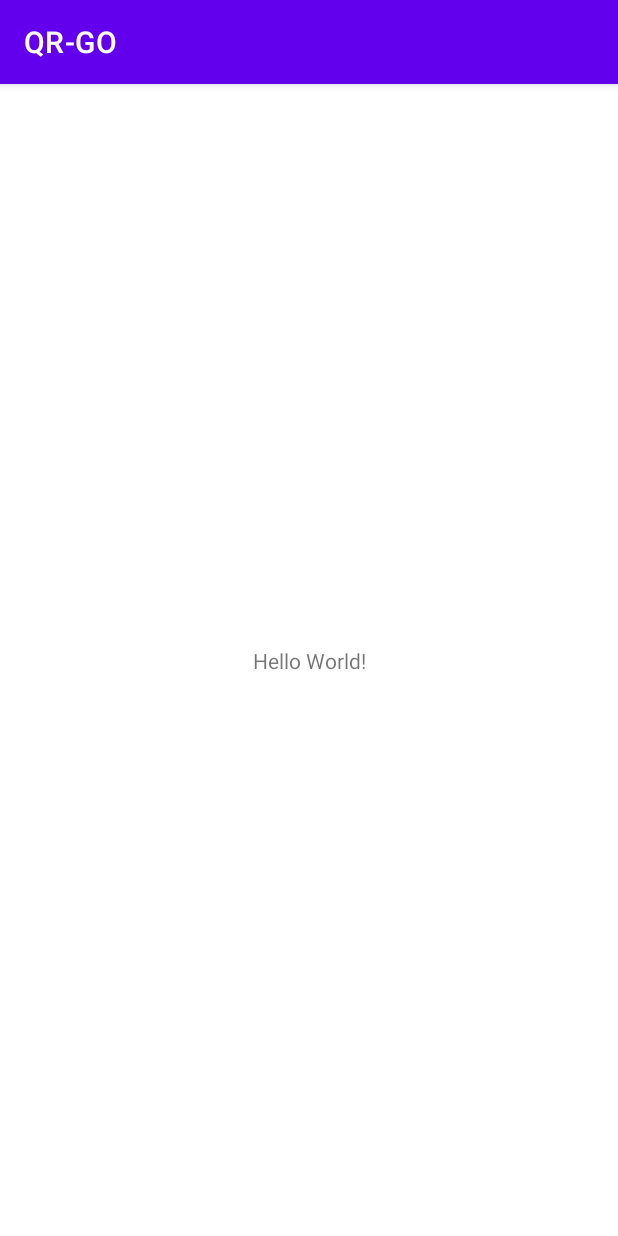
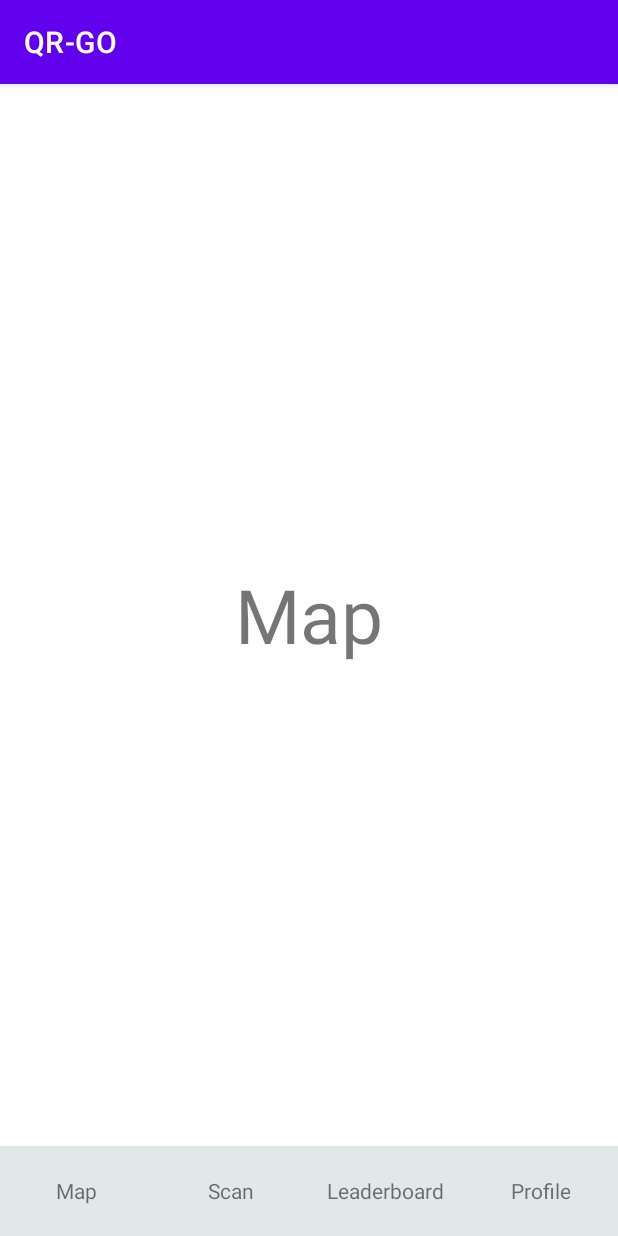
Before and after one commit to CMPUT301W23T20/QR-GO, an Android app: the screen it shows after launch (MainActivity), on a phone screen of 412 x 824 dp. Run offline under Robolectric (Android 15) with nearby library versions, the phone set to English and light mode, and no system bars; libraries missing offline, so code that uses them is left out: com.journeyapps.barcodescanner.

Commit message:
basic UI merged with Scan

```diff
--- a/app/build.gradle
+++ b/app/build.gradle
@@ -41,4 +41,6 @@ dependencies {
     implementation 'com.google.firebase:firebase-analytics'
     implementation 'com.google.firebase:firebase-auth'
     implementation 'com.google.firebase:firebase-firestore'
+
+    implementation('com.journeyapps:zxing-android-embedded:4.3.0') //for scan
 }
--- /dev/null
+++ b/app/src/main/java/com/example/qr_go/BlankFragment.java
@@ -0,0 +1,69 @@
+package com.example.qr_go;
+
+import android.os.Bundle;
+import android.view.LayoutInflater;
+import android.view.View;
+import android.view.ViewGroup;
+import android.widget.TextView;
+
+import androidx.fragment.app.Fragment;
+
+/**
+ * A simple {@link Fragment} subclass.
+ * Use the {@link BlankFragment#newInstance} factory method to
+ * create an instance of this fragment.
+ */
+public class BlankFragment extends Fragment {
+
+    // TODO: Rename parameter arguments, choose names that match
+    // the fragment initialization parameters, e.g. ARG_ITEM_NUMBER
+    private static final String ARG_PARAM1 = "param1";
+    private static final String ARG_PARAM2 = "param2";
+
+    private View view;
+
+    // TODO: Rename and change types of parameters
+    private String mParam1;
+    private String mParam2;
+
+    public BlankFragment() {
+        // Required empty public constructor
+    }
+
+    /**
+     * Use this factory method to create a new instance of
+     * this fragment using the provided parameters.
+     *
+     * @param param1 Parameter 1.
+     * @param param2 Parameter 2.
+     * @return A new instance of fragment BlankFragment.
+     */
+    // TODO: Rename and change types and number of parameters
+    public static BlankFragment newInstance(String param1, String param2) {
+        BlankFragment fragment = new BlankFragment();
+        Bundle args = new Bundle();
+        args.putString(ARG_PARAM1, param1);
+        args.putString(ARG_PARAM2, param2);
+        fragment.setArguments(args);
+        return fragment;
+    }
+
+    @Override
+    public void onCreate(Bundle savedInstanceState) {
+        super.onCreate(savedInstanceState);
+        if (getArguments() != null) {
+            mParam1 = getArguments().getString(ARG_PARAM1);
+            mParam2 = getArguments().getString(ARG_PARAM2);
+        }
+    }
+
+    @Override
+    public View onCreateView(LayoutInflater inflater, ViewGroup container,
+                             Bundle savedInstanceState) {
+        // Inflate the layout for this fragment
+        view = inflater.inflate(R.layout.fragment_blank, container, false);
+        TextView textView = view.findViewById(R.id.blank_text);
+        textView.setText(mParam1);
+        return view;
+    }
+}
--- /dev/null
+++ b/app/src/main/java/com/example/qr_go/CaptureAct.java
@@ -0,0 +1,4 @@
+package com.example.qr_go;
+
+public class CaptureActivity extends com.journeyapps.barcodescanner.CaptureActivity {
+}
--- a/app/src/main/java/com/example/qr_go/MainActivity.java
+++ b/app/src/main/java/com/example/qr_go/MainActivity.java
@@ -1,14 +1,93 @@
 package com.example.qr_go;
 
 import androidx.appcompat.app.AppCompatActivity;
+import androidx.fragment.app.Fragment;
+import androidx.viewpager2.widget.ViewPager2;
 
 import android.os.Bundle;
+import android.view.View;
+import android.widget.LinearLayout;
 
-public class MainActivity extends AppCompatActivity {
+import java.util.ArrayList;
+
+public class MainActivity extends AppCompatActivity implements View.OnClickListener{
+
+
+    private ViewPager2 viewPager;
+
+    private LinearLayout map, scan, leaderboard, profile;
 
     @Override
     protected void onCreate(Bundle savedInstanceState) {
         super.onCreate(savedInstanceState);
         setContentView(R.layout.activity_main);
+        initNavigationBar();
+        initViewPager();
+    }
+
+    private void initViewPager() {
+        viewPager = findViewById(R.id.viewPager);
+        ArrayList<Fragment> fragments = new ArrayList<>();
+        fragments.add(BlankFragment.newInstance("Map","321"));
+        fragments.add(ScanFragment.newInstance("Scan","321"));
+        fragments.add(BlankFragment.newInstance("Leaderboard","321"));
+        fragments.add(BlankFragment.newInstance("Profile","321"));
+        QRFragmentPagerAdapter pagerAdapter = new QRFragmentPagerAdapter(
+                getSupportFragmentManager(),
+                getLifecycle(),
+                fragments);
+        viewPager.setAdapter(pagerAdapter);
+        viewPager.registerOnPageChangeCallback(new ViewPager2.OnPageChangeCallback() {
+            @Override
+            public void onPageScrolled(int position, float positionOffset, int positionOffsetPixels) {
+                super.onPageScrolled(position, positionOffset, positionOffsetPixels);
+            }
+
+            @Override
+            public void onPageSelected(int position) {
+                super.onPageSelected(position);
+            }
+
+            @Override
+            public void onPageScrollStateChanged(int state) {
+                super.onPageScrollStateChanged(state);
+            }
+        });
+
+    }
+
+    private void initNavigationBar() {
+        map = findViewById(R.id.navigation_map);
+        map.setOnClickListener(this);
+        scan = findViewById(R.id.navigation_scan);
+        scan.setOnClickListener(this);
+        leaderboard = findViewById(R.id.navigation_leaderboard);
+        leaderboard.setOnClickListener(this);
+        profile = findViewById(R.id.navigation_profile);
+        profile.setOnClickListener(this);
+    }
+
+
+    @Override
+    public void onClick(View view) {
+        changeTab(view.getId());
+    }
+
+    private void changeTab(int i){
+        switch(i){
+            case R.id.navigation_map:
+                viewPager.setCurrentItem(0);
+                break;
+            case R.id.navigation_scan:
+                viewPager.setCurrentItem(1);
+                break;
+            case R.id.navigation_leaderboard:
+                viewPager.setCurrentItem(2);
+                break;
+            case R.id.navigation_profile:
+                viewPager.setCurrentItem(3);
+                break;
+
+        }
     }
 }
--- /dev/null
+++ b/app/src/main/java/com/example/qr_go/QRFragmentPagerAdapter.java
@@ -0,0 +1,32 @@
+package com.example.qr_go;
+
+import androidx.annotation.NonNull;
+import androidx.fragment.app.Fragment;
+import androidx.fragment.app.FragmentManager;
+import androidx.lifecycle.Lifecycle;
+import androidx.viewpager2.adapter.FragmentStateAdapter;
+
+import java.util.ArrayList;
+
+public class QRFragmentPagerAdapter extends FragmentStateAdapter {
+
+    private ArrayList<Fragment> fragmentList = new ArrayList<>();
+
+    public QRFragmentPagerAdapter(@NonNull FragmentManager fragmentManager,
+                                  @NonNull Lifecycle lifecycle,
+                                  ArrayList<Fragment> fragments) {
+        super(fragmentManager, lifecycle);
+        fragmentList = fragments;
+    }
+
+    @NonNull
+    @Override
+    public Fragment createFragment(int position) {
+        return fragmentList.get(position);
+    }
+
+    @Override
+    public int getItemCount() {
+        return fragmentList.size();
+    }
+}
--- /dev/null
+++ b/app/src/main/java/com/example/qr_go/ScanFragment.java
@@ -0,0 +1,119 @@
+package com.example.qr_go;
+
+import android.content.DialogInterface;
+import android.os.Bundle;
+import android.view.LayoutInflater;
+import android.view.View;
+import android.view.ViewGroup;
+import android.widget.Button;
+
+import androidx.activity.result.ActivityResultLauncher;
+import androidx.appcompat.app.AlertDialog;
+import androidx.fragment.app.Fragment;
+
+import com.journeyapps.barcodescanner.ScanContract;
+import com.journeyapps.barcodescanner.ScanOptions;
+
+/**
+ * A simple {@link Fragment} subclass.
+ * Use the {@link ScanFragment#newInstance} factory method to
+ * create an instance of this fragment.
+ */
+public class ScanFragment extends Fragment {
+
+    // TODO: Rename parameter arguments, choose names that match
+    // the fragment initialization parameters, e.g. ARG_ITEM_NUMBER
+    private static final String ARG_PARAM1 = "param1";
+    private static final String ARG_PARAM2 = "param2";
+
+    // TODO: Rename and change types of parameters
+    private String mParam1;
+    private String mParam2;
+
+    View view;
+
+    private OnFragmentInteractionListener listener;
+
+    public interface OnFragmentInteractionListener{
+        void onScanPressed();
+
+    }
+
+    public ScanFragment() {
+        // Required empty public constructor
+    }
+
+    /**
+     * Use this factory method to create a new instance of
+     * this fragment using the provided parameters.
+     *
+     * @param param1 Parameter 1.
+     * @param param2 Parameter 2.
+     * @return A new instance of fragment FragmentScan.
+     */
+    // TODO: Rename and change types and number of parameters
+    public static ScanFragment newInstance(String param1, String param2) {
+        ScanFragment fragment = new ScanFragment();
+        Bundle args = new Bundle();
+        args.putString(ARG_PARAM1, param1);
+        args.putString(ARG_PARAM2, param2);
+        fragment.setArguments(args);
+        return fragment;
+    }
+
+    @Override
+    public void onCreate(Bundle savedInstanceState) {
+        super.onCreate(savedInstanceState);
+        if (getArguments() != null) {
+            mParam1 = getArguments().getString(ARG_PARAM1);
+            mParam2 = getArguments().getString(ARG_PARAM2);
+        }
+    }
+
+    @Override
+    public View onCreateView(LayoutInflater inflater, ViewGroup container,
+                             Bundle savedInstanceState) {
+        // Inflate the layout for this fragment
+        view = inflater.inflate(R.layout.fragment_scan, container, false);
+        Button scanButton = view.findViewById(R.id.btn_scan);
+
+
+
+        scanButton.setOnClickListener(v->
+        {
+            scanCode();
+
+        });
+
+
+        return view;
+    }
+
+    private void scanCode(){
+        ScanOptions options = new ScanOptions();
+        options.setPrompt("Place QR code in the center");
+        options.setBeepEnabled(true);
+        options.setOrientationLocked(true);
+        options.setCaptureActivity(CaptureAct.class);
+        barLauncher.launch(options);
+
+
+    }
+
+    ActivityResultLauncher<ScanOptions> barLauncher = registerForActivityResult(new ScanContract(), result ->{
+
+        if(result.getContents() !=null)
+        {
+            AlertDialog.Builder builder = new AlertDialog.Builder(getActivity());
+            builder.setTitle("Result");
+            builder.setMessage(result.getContents());
+            builder.setPositiveButton("Ok", new DialogInterface.OnClickListener() {
+                @Override
+                public void onClick(DialogInterface dialog, int which) {
+                    //DialogInterface.dismiss();
+                }
+            }).show();
+        }
+    });
+
+}
--- a/app/src/main/res/layout/activity_main.xml
+++ b/app/src/main/res/layout/activity_main.xml
@@ -1,18 +1,22 @@
 <?xml version="1.0" encoding="utf-8"?>
-<androidx.constraintlayout.widget.ConstraintLayout xmlns:android="http://schemas.android.com/apk/res/android"
+<LinearLayout xmlns:android="http://schemas.android.com/apk/res/android"
+    android:orientation="vertical"
     xmlns:app="http://schemas.android.com/apk/res-auto"
     xmlns:tools="http://schemas.android.com/tools"
     android:layout_width="match_parent"
     android:layout_height="match_parent"
     tools:context=".MainActivity">
 
-    <TextView
-        android:layout_width="wrap_content"
-        android:layout_height="wrap_content"
-        android:text="Hello World!"
-        app:layout_constraintBottom_toBottomOf="parent"
-        app:layout_constraintEnd_toEndOf="parent"
-        app:layout_constraintStart_toStartOf="parent"
-        app:layout_constraintTop_toTopOf="parent" />
+    <androidx.viewpager2.widget.ViewPager2
+        android:layout_width="match_parent"
+        android:layout_height="0dp"
+        android:layout_weight="1"
+        android:id="@+id/viewPager"
+        android:background="@color/white">
 
-</androidx.constraintlayout.widget.ConstraintLayout>
+    </androidx.viewpager2.widget.ViewPager2>
+
+    <include layout="@layout/navigation_bar" />
+
+
+</LinearLayout>
--- /dev/null
+++ b/app/src/main/res/layout/fragment_blank.xml
@@ -0,0 +1,18 @@
+<?xml version="1.0" encoding="utf-8"?>
+<FrameLayout xmlns:android="http://schemas.android.com/apk/res/android"
+    xmlns:tools="http://schemas.android.com/tools"
+    android:layout_width="match_parent"
+    android:layout_height="match_parent"
+    android:layout_gravity="center"
+    tools:context=".BlankFragment">
+
+    <!-- TODO: Update blank fragment layout -->
+    <TextView
+        android:layout_width="match_parent"
+        android:layout_height="match_parent"
+        android:text="@string/hello_blank_fragment"
+        android:textSize="50dp"
+        android:gravity="center"
+        android:id="@+id/blank_text"/>
+
+</FrameLayout>
--- /dev/null
+++ b/app/src/main/res/layout/fragment_map.xml
@@ -0,0 +1,16 @@
+<?xml version="1.0" encoding="utf-8"?>
+<RelativeLayout xmlns:android="http://schemas.android.com/apk/res/android"
+    android:layout_width="match_parent"
+    android:layout_height="match_parent"
+    android:gravity="center"
+    android:id="@+id/fragment_map">
+
+    <TextView
+        android:layout_width="wrap_content"
+        android:layout_height="wrap_content"
+        android:id="@+id/title"
+        android:text="map"
+        android:textSize="70dp"/>
+
+
+</RelativeLayout>
--- /dev/null
+++ b/app/src/main/res/layout/fragment_scan.xml
@@ -0,0 +1,16 @@
+<?xml version="1.0" encoding="utf-8"?>
+<RelativeLayout xmlns:android="http://schemas.android.com/apk/res/android"
+    android:layout_width="match_parent"
+    android:layout_height="match_parent"
+    android:gravity="center"
+    android:id="@+id/fragment_map">
+
+    <Button
+        android:layout_width="wrap_content"
+        android:layout_height="wrap_content"
+        android:id="@+id/btn_scan"
+        android:text="Scan"
+        android:textSize="70sp"/>
+
+
+</RelativeLayout>
--- /dev/null
+++ b/app/src/main/res/layout/navigation_bar.xml
@@ -0,0 +1,81 @@
+<?xml version="1.0" encoding="utf-8"?>
+<LinearLayout xmlns:android="http://schemas.android.com/apk/res/android"
+    android:orientation="horizontal"
+    android:layout_width="match_parent"
+    android:layout_height="60dp"
+    android:background="@color/gray">
+
+    <LinearLayout
+        android:layout_width="0dp"
+        android:layout_height="match_parent"
+        android:layout_weight="1"
+        android:layout_gravity="center"
+        android:gravity="center"
+        android:orientation="horizontal"
+        android:id="@+id/navigation_map">
+
+        <TextView
+            android:layout_width="wrap_content"
+            android:layout_height="wrap_content"
+            android:id="@+id/tv_map"
+            android:gravity="center"
+            android:text="Map">
+        </TextView>
+    </LinearLayout>
+
+    <LinearLayout
+        android:layout_width="0dp"
+        android:layout_height="match_parent"
+        android:layout_weight="1"
+        android:layout_gravity="center"
+        android:gravity="center"
+        android:orientation="horizontal"
+        android:id="@+id/navigation_scan">
+
+        <TextView
+            android:layout_width="wrap_content"
+            android:layout_height="wrap_content"
+            android:id="@+id/tv_scan"
+            android:gravity="center"
+            android:text="Scan">
+        </TextView>
+    </LinearLayout>
+
+    <LinearLayout
+        android:layout_width="0dp"
+        android:layout_height="match_parent"
+        android:layout_weight="1"
+        android:layout_gravity="center"
+        android:gravity="center"
+        android:orientation="horizontal"
+        android:id="@+id/navigation_leaderboard">
+
+        <TextView
+            android:layout_width="wrap_content"
+            android:layout_height="wrap_content"
+            android:id="@+id/tv_leaderboard"
+            android:gravity="center"
+            android:text="Leaderboard">
+        </TextView>
+    </LinearLayout>
+
+    <LinearLayout
+        android:layout_width="0dp"
+        android:layout_height="match_parent"
+        android:layout_weight="1"
+        android:layout_gravity="center"
+        android:gravity="center"
+        android:orientation="horizontal"
+        android:id="@+id/navigation_profile">
+
+        <TextView
+            android:layout_width="wrap_content"
+            android:layout_height="wrap_content"
+            android:id="@+id/tv_profile"
+            android:gravity="center"
+            android:text="Profile">
+        </TextView>
+    </LinearLayout>
+
+
+</LinearLayout>
--- a/app/src/main/res/values/colors.xml
+++ b/app/src/main/res/values/colors.xml
@@ -7,4 +7,5 @@
     <color name="teal_700">#FF018786</color>
     <color name="black">#FF000000</color>
     <color name="white">#FFFFFFFF</color>
+    <color name="gray">#e1e8e8</color>
 </resources>
--- a/app/src/main/res/values/strings.xml
+++ b/app/src/main/res/values/strings.xml
@@ -1,3 +1,14 @@
 <resources>
     <string name="app_name">QR-GO</string>
+    <string name="action_settings">Settings</string>
+    <!-- Strings used for fragments for navigation -->
+    <string name="first_fragment_label">First Fragment</string>
+    <string name="second_fragment_label">Second Fragment</string>
+    <string name="next">Next</string>
+    <string name="previous">Previous</string>
+
+    <string name="hello_first_fragment">Hello first fragment</string>
+    <string name="hello_second_fragment">Hello second fragment. Arg: %1$s</string>
+    <!-- TODO: Remove or change this placeholder text -->
+    <string name="hello_blank_fragment">Hello blank fragment</string>
 </resources>
```
